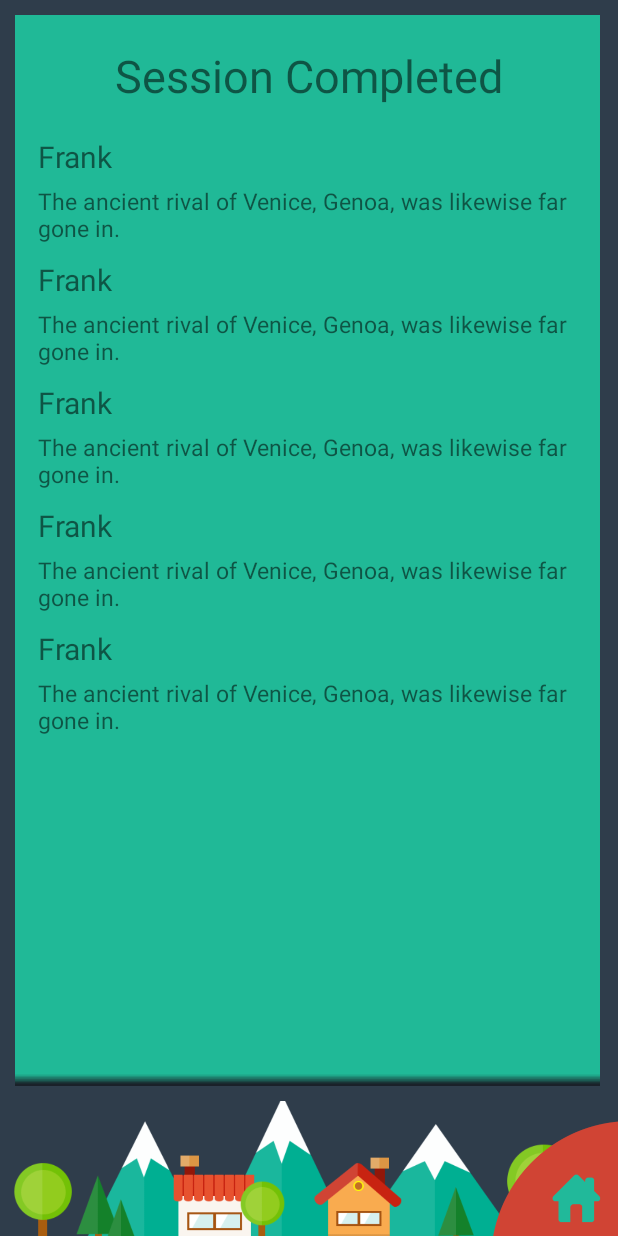
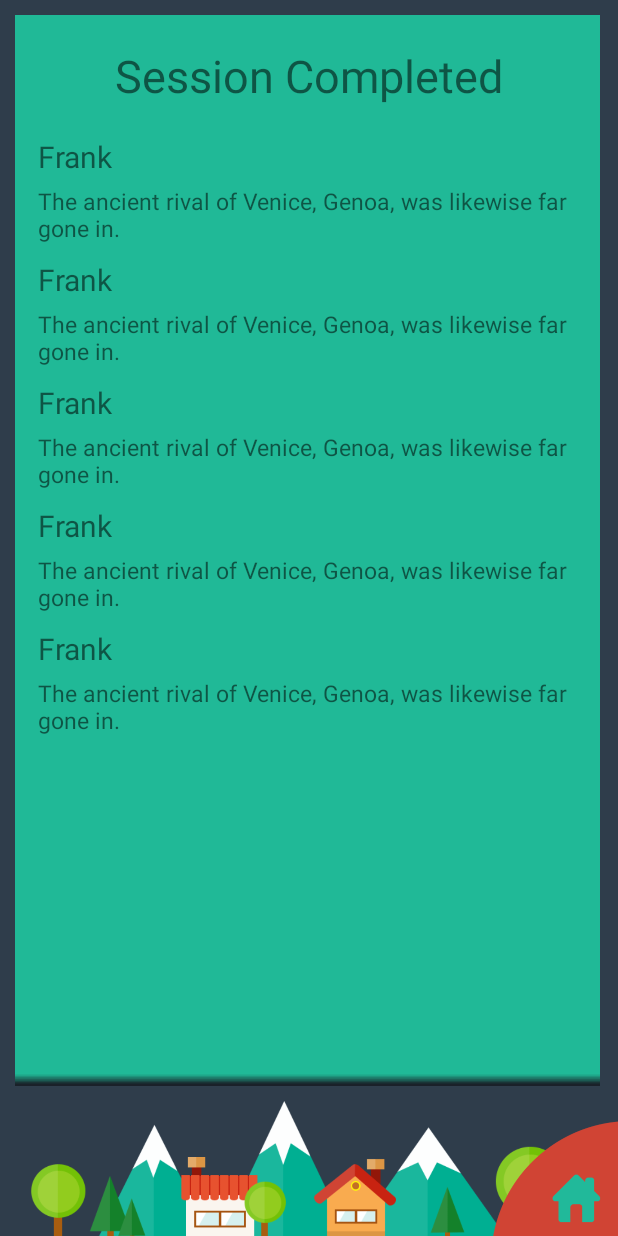
Before and after one commit to Shamsul1/VastVocabularyTest2.0, an Android app: the DisplayLearningScore screen opened directly, with no data from a screen before it, on a phone screen of 412 x 824 dp. Run offline under Robolectric (Android 15) with nearby library versions, the phone set to English and light mode, and no system bars; 10 statements that could not run were skipped.

Commit message:
improved landscapes and home button added

```diff
--- a/app/src/main/java/com/example/shamsulkarim/vastvocabulary/DisplayLearningScore.java
+++ b/app/src/main/java/com/example/shamsulkarim/vastvocabulary/DisplayLearningScore.java
@@ -1,9 +1,13 @@
 package com.example.shamsulkarim.vastvocabulary;
 
+import android.content.Context;
 import android.content.Intent;
+import android.content.SharedPreferences;
+import android.media.Image;
 import android.support.v7.app.AppCompatActivity;
 import android.os.Bundle;
 import android.view.View;
+import android.widget.ImageView;
 import android.widget.TextView;
 
 public class DisplayLearningScore extends AppCompatActivity {
@@ -11,7 +15,7 @@ public class DisplayLearningScore extends AppCompatActivity {
     String[] recieveWord = new String[5];
     String[] recieveTranslation = new String[5];
     TextView resultWordView1,resultWordView2,resultWordView3,resultWordView4,resultWordView5,resultTranslationView1,resultTranslationView2,resultTranslationView3,resultTranslationView4,resultTranslationView5;
-
+    ImageView noBackLand;
     @Override
     protected void onCreate(Bundle savedInstanceState) {
         super.onCreate(savedInstanceState);
@@ -31,6 +35,28 @@ public class DisplayLearningScore extends AppCompatActivity {
         resultTranslationView3 = (TextView)findViewById(R.id.result_translation3);
         resultTranslationView4 = (TextView)findViewById(R.id.result_translation4);
         resultTranslationView5 = (TextView)findViewById(R.id.result_translation5);
+        noBackLand = (ImageView)findViewById(R.id.no_back_land1);
+
+
+        SharedPreferences sp = this.getSharedPreferences("com.example.shamsulkarim.vocabulary", Context.MODE_PRIVATE);
+        String level = sp.getString("level","beginner");
+
+        if(level == "beginner"){
+
+            noBackLand.setImageResource(R.drawable.no_back_land1);
+
+        }
+        if(level == "intermediate"){
+
+            noBackLand.setImageResource(R.drawable.intermediate_result);
+
+        }
+        if(level == "advance"){
+
+            noBackLand.setImageResource(R.drawable.advance_result);
+
+        }
+
 
         resultWordView1.setText(recieveWord[0]);
         resultWordView2.setText(recieveWord[1]);
--- a/app/src/main/java/com/example/shamsulkarim/vastvocabulary/Train.java
+++ b/app/src/main/java/com/example/shamsulkarim/vastvocabulary/Train.java
@@ -396,7 +396,7 @@ public class Train extends AppCompatActivity {
         }
         if(level == "intermediate"){
 
-            train_land.setImageResource(R.drawable.intermediate_full_land);
+            train_land.setImageResource(R.drawable.new_intermediate);
             wordArray = getResources().getStringArray(R.array.intermediate_words);
             translationArray = getResources().getStringArray(R.array.intermediate_translation);
             grammarArray =  getResources().getStringArray(R.array.intermediate_grammar);
@@ -408,7 +408,7 @@ public class Train extends AppCompatActivity {
         }
         if(level == "advanced"){
 
-            train_land.setImageResource(R.drawable.advance_full_landscape);
+            train_land.setImageResource(R.drawable.new_advance);
             wordArray = getResources().getStringArray(R.array.advanced_words);
             translationArray = getResources().getStringArray(R.array.advanced_translation);
             grammarArray =  getResources().getStringArray(R.array.advanced_grammar);
--- a/app/src/main/res/layout/activity_display_learning_score.xml
+++ b/app/src/main/res/layout/activity_display_learning_score.xml
@@ -11,9 +11,9 @@
         android:id="@+id/no_back_land1"
         android:layout_width="match_parent"
         android:layout_height="120dp"
-        android:src="@drawable/no_back_land1"
+        android:src="@drawable/advance_result"
         android:layout_alignParentBottom="true"
-        android:scaleType="centerCrop"
+
         android:layout_marginBottom="-30dp"/>
 
     <RelativeLayout
--- a/app/src/main/res/layout/activity_train.xml
+++ b/app/src/main/res/layout/activity_train.xml
@@ -26,7 +26,7 @@
             android:id="@+id/train_land"
             android:layout_width="match_parent"
             android:layout_height="match_parent"
-            android:src="@drawable/beginner_ful_land2"
+            android:src="@drawable/new_intermediate"
             />
 
         <TextView
@@ -128,7 +128,7 @@
 
         android:layout_marginLeft="15dp"
         android:layout_marginRight="15dp"
-        android:layout_marginBottom="15dp">
+        android:layout_marginBottom="30dp">
 
         <ImageView
             android:layout_width="match_parent"
```
Also changed, not shown: app/src/main/res/drawable/advance_result.png (added), app/src/main/res/drawable/intermediate_result.png (added), app/src/main/res/drawable/new_advance.png (added), app/src/main/res/drawable/new_intermediate.png (added).
